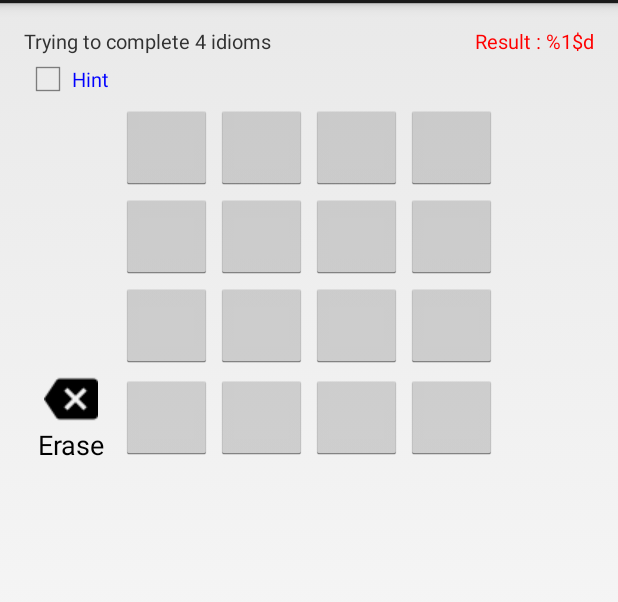
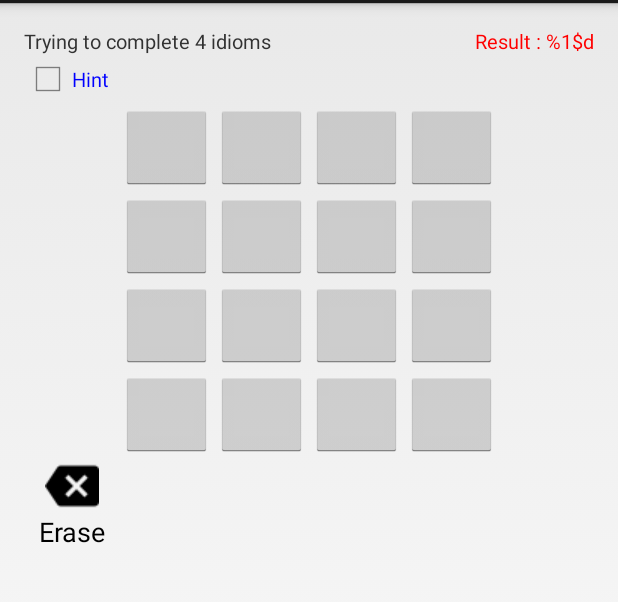
Before and after one commit to yoichi75jp/CharacterIdiomatic4, an Android app: the layout activity_puzzle.xml on its own in the app's theme, with its tools: preview values and no code run, on a phone screen of 412 x 824 dp, the part 69-671 px from its top. Run offline under Robolectric (Android 15) with nearby library versions, the phone set to English and light mode, and no system bars; network calls fail.

Commit message:
微修正

```diff
--- a/app/src/main/java/com/aufthesis/characteridiomatic4/PuzzleActivity.java
+++ b/app/src/main/java/com/aufthesis/characteridiomatic4/PuzzleActivity.java
@@ -616,7 +616,7 @@ public class PuzzleActivity extends Activity implements View.OnClickListener {
 
         m_correctCount = 0;
         m_listQuestion.clear();
-        if(m_listIdiom.size() <= 0 && isNormalQuestion)
+        if(m_listIdiom.size() <= 0)
         {
             try
             {
--- a/app/src/main/res/layout/activity_main.xml
+++ b/app/src/main/res/layout/activity_main.xml
@@ -49,8 +49,7 @@
                 android:layout_height="wrap_content"
                 android:layout_gravity="center"
                 android:layout_marginTop="10dp"
-                android:textColor="#000000"
-                android:text="@string/level"/>
+                android:textColor="#000000"/>
 
             <TextView
                 android:id="@+id/txt_level"
--- a/app/src/main/res/layout/activity_puzzle.xml
+++ b/app/src/main/res/layout/activity_puzzle.xml
@@ -232,14 +232,14 @@
                 android:layout_height="wrap_content"
                 android:orientation="horizontal"
                 android:gravity="center">
-                <!--Button
+                <Button
                     android:layout_width="wrap_content"
                     android:layout_height="wrap_content"
                     android:layout_margin="1dp"
                     android:layout_weight="1"
                     style="android:attr/buttonBarButtonStyle"
-                    android:visibility="invisible"/-->
-                <Button
+                    android:visibility="invisible"/>
+                <!--Button
                     android:id="@+id/erase"
                     android:layout_width="wrap_content"
                     android:layout_height="wrap_content"
@@ -248,7 +248,7 @@
                     android:drawableTop="@drawable/ic_backspace_black_24dp"
                     android:background="#00000000"
                     style="android:attr/buttonBarButtonStyle"
-                    android:text="@string/delete_1char"/>
+                    android:text="@string/delete_1char"/-->
                 <Button
                     android:id="@+id/char13"
                     android:layout_width="wrap_content"
@@ -290,6 +290,15 @@
                     android:visibility="invisible"/>
             </LinearLayout>
 
+            <Button
+                android:id="@+id/erase"
+                android:layout_width="wrap_content"
+                android:layout_height="0dp"
+                android:layout_weight="1"
+                android:drawableTop="@drawable/ic_backspace_black_24dp"
+                android:background="#00000000"
+                style="android:attr/buttonBarButtonStyle"
+                android:text="@string/delete_1char"/>
 
         </LinearLayout>
     </ScrollView>
@@ -317,6 +326,7 @@
                 android:layout_height="wrap_content"
                 android:layout_weight="1"
                 android:visibility="invisible"/>
+
             <TextView
                 android:id="@+id/ans1"
                 android:layout_width="wrap_content"
```
